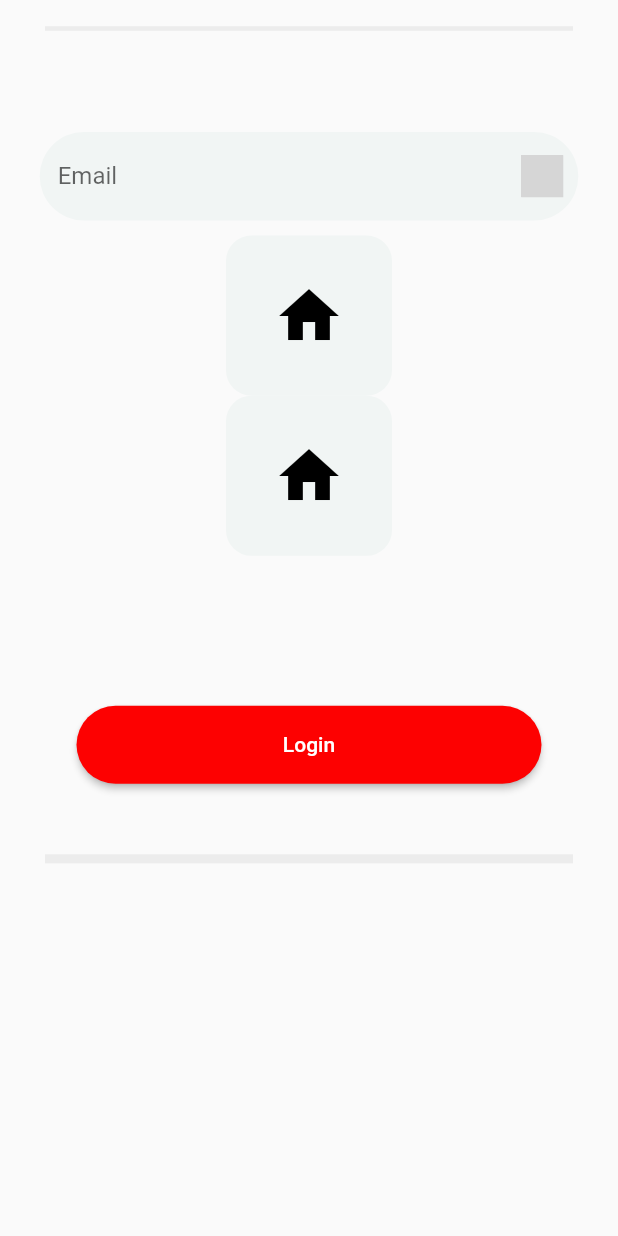
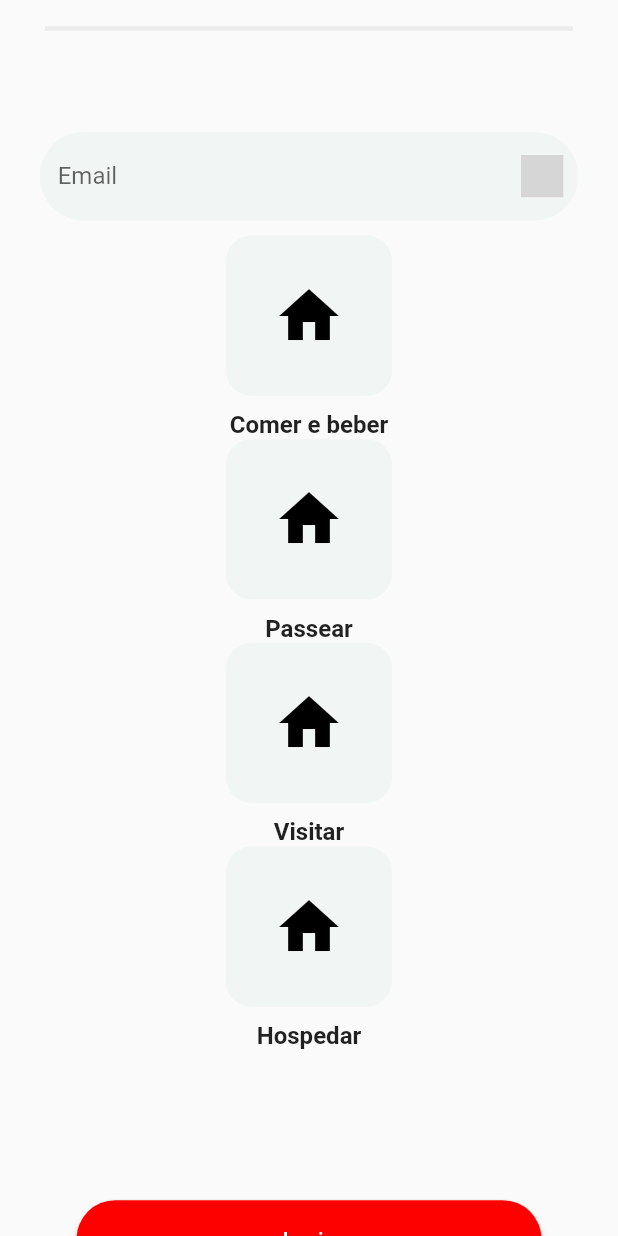
Before and after one commit to josiasmartins/turisbyte-flutter, a Flutter app: the HomePage screen opened directly, on a phone screen of 412 x 824 dp. Run offline on Flutter 3.47's test engine with Material 2 defaults, Android fonts, the phone set to English and light mode, and no system bars; our stand-ins replace flutter_svg; grey boxes are pictures that could not be loaded.

Commit message:
refactor: refactored container icon and change home page

```diff
--- a/lib/pages/home_page.dart
+++ b/lib/pages/home_page.dart
@@ -59,6 +59,7 @@ class HomePage extends StatelessWidget {
                 borderRadius: 17.0,
                 color: Color(0xFFF1F5F4),
                 icon: Icons.home,
+                text: "Comer e beber",
                 onTap: () {
                   print('Retângulo tocado!');
                 },
@@ -69,6 +70,29 @@ class HomePage extends StatelessWidget {
                 borderRadius: 17.0,
                 color: Color(0xFFF1F5F4),
                 icon: Icons.home,
+                text: "Passear",
+                onTap: () {
+                  print('Retângulo tocado!');
+                },
+              ),
+              ContainerWithIcon(
+                width: 110.727,
+                height: 106.773,
+                borderRadius: 17.0,
+                color: Color(0xFFF1F5F4),
+                icon: Icons.home,
+                text: "Visitar",
+                onTap: () {
+                  print('Retângulo tocado!');
+                },
+              ),
+              ContainerWithIcon(
+                width: 110.727,
+                height: 106.773,
+                borderRadius: 17.0,
+                color: Color(0xFFF1F5F4),
+                icon: Icons.home,
+                text: "Hospedar",
                 onTap: () {
                   print('Retângulo tocado!');
                 },
--- a/lib/widgets/container_icon.dart
+++ b/lib/widgets/container_icon.dart
@@ -6,6 +6,7 @@ class ContainerWithIcon extends StatelessWidget {
   final double borderRadius;
   final Color color;
   final IconData icon;
+  final String text; // Novo parâmetro para o texto
   final Function onTap;
 
   ContainerWithIcon({
@@ -14,6 +15,7 @@ class ContainerWithIcon extends StatelessWidget {
     required this.borderRadius,
     required this.color,
     required this.icon,
+    required this.text, // Adicionado para receber o texto
     required this.onTap,
   });
 
@@ -23,7 +25,9 @@ class ContainerWithIcon extends StatelessWidget {
       onTap: () {
         onTap();
       },
-      child: Container(
+      child: Column(
+        children: [
+          Container(
             width: width,
             height: height,
             decoration: BoxDecoration(
@@ -38,6 +42,16 @@ class ContainerWithIcon extends StatelessWidget {
               ),
             ),
           ),
+          SizedBox(height: 10.0), // Espaço entre o ícone e o texto
+          Text(
+            text,
+            style: TextStyle(
+              fontSize: 16, // Tamanho do texto
+              fontWeight: FontWeight.bold,
+            ),
+          ),
+        ],
+      ),
     );
   }
 }
```
Lines whose indentation alone changed are shown as unchanged.
